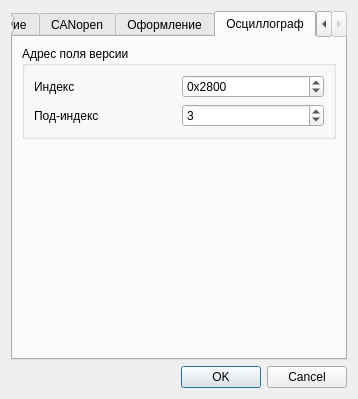
Before: the Qt Designer form settingsdlg.ui in catompiler/QCanDrive, drawn with Qt 5.
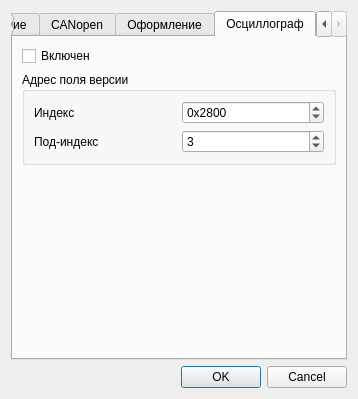
After: the same form once the commit is applied. The open tabs and pages were chosen to show the change.

Commit message: settings oscope enabled

What changed in the file:
```diff
--- a/settingsdlg.ui
+++ b/settingsdlg.ui
@@ -512,6 +512,13 @@
        <string>Осциллограф</string>
       </attribute>
       <layout class="QVBoxLayout" name="verticalLayout_2">
+       <item>
+        <widget class="QCheckBox" name="cbOscEnabled">
+         <property name="text">
+          <string>Включен</string>
+         </property>
+        </widget>
+       </item>
        <item>
         <widget class="QGroupBox" name="gbOscIndex">
          <property name="title">
```
The commit also changes 7 other files.
